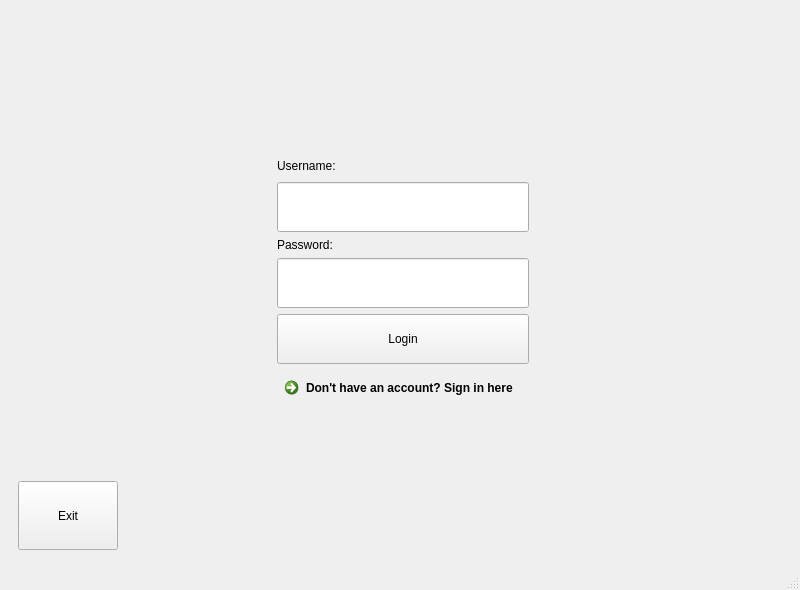
First picture: the form in designerFile.ui, repository zlan4/CMPUT_291_Project_1, before the edit.
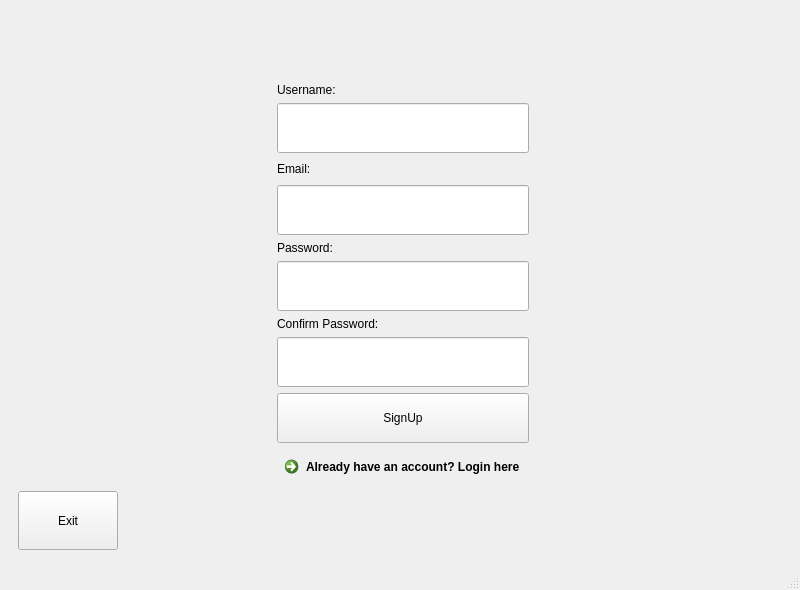
Second picture: the form after the edit. The open tabs and pages were chosen to show the change.

Commit message: Login and signup page updates

Diff of the .ui file:
```diff
--- a/designerFile.ui
+++ b/designerFile.ui
@@ -24,8 +24,8 @@
        <layout class="QVBoxLayout" name="verticalLayout">
         <item>
          <layout class="QGridLayout" name="gridLayout" columnstretch="1,1,1">
-          <item row="5" column="0">
-           <spacer name="horizontalSpacer_3">
+          <item row="7" column="2">
+           <spacer name="horizontalSpacer_6">
             <property name="orientation">
              <enum>Qt::Horizontal</enum>
             </property>
@@ -37,9 +37,35 @@
             </property>
            </spacer>
           </item>
-          <item row="1" column="2">
-           <spacer name="verticalSpacer_8">
+          <item row="4" column="0">
+           <spacer name="horizontalSpacer">
             <property name="orientation">
+             <enum>Qt::Horizontal</enum>
+            </property>
+            <property name="sizeHint" stdset="0">
+             <size>
+              <width>40</width>
+              <height>20</height>
+             </size>
+            </property>
+           </spacer>
+          </item>
+          <item row="6" column="2">
+           <spacer name="horizontalSpacer_4">
+            <property name="orientation">
+             <enum>Qt::Horizontal</enum>
+            </property>
+            <property name="sizeHint" stdset="0">
+             <size>
+              <width>40</width>
+              <height>20</height>
+             </size>
+            </property>
+           </spacer>
+          </item>
+          <item row="9" column="2">
+           <spacer name="verticalSpacer_5">
+            <property name="orientation">
              <enum>Qt::Vertical</enum>
             </property>
             <property name="sizeHint" stdset="0">
@@ -50,9 +76,44 @@
             </property>
            </spacer>
           </item>
-          <item row="8" column="0">
-           <spacer name="verticalSpacer_4">
+          <item row="4" column="1">
+           <widget class="QLineEdit" name="usernameLineEdit">
+            <property name="sizePolicy">
+             <sizepolicy hsizetype="Preferred" vsizetype="Preferred">
+              <horstretch>0</horstretch>
+              <verstretch>0</verstretch>
+             </sizepolicy>
+            </property>
+            <property name="minimumSize">
+             <size>
+              <width>0</width>
+              <height>50</height>
+             </size>
+            </property>
+            <property name="maximumSize">
+             <size>
+              <width>500</width>
+              <height>75</height>
+             </size>
+            </property>
+           </widget>
+          </item>
+          <item row="8" column="2">
+           <spacer name="horizontalSpacer_8">
             <property name="orientation">
+             <enum>Qt::Horizontal</enum>
+            </property>
+            <property name="sizeHint" stdset="0">
+             <size>
+              <width>40</width>
+              <height>20</height>
+             </size>
+            </property>
+           </spacer>
+          </item>
+          <item row="10" column="2">
+           <spacer name="verticalSpacer_6">
+            <property name="orientation">
              <enum>Qt::Vertical</enum>
             </property>
             <property name="sizeHint" stdset="0">
@@ -63,8 +124,21 @@
             </property>
            </spacer>
           </item>
-          <item row="1" column="1">
-           <spacer name="verticalSpacer_2">
+          <item row="7" column="0">
+           <spacer name="horizontalSpacer_5">
+            <property name="orientation">
+             <enum>Qt::Horizontal</enum>
+            </property>
+            <property name="sizeHint" stdset="0">
+             <size>
+              <width>40</width>
+              <height>20</height>
+             </size>
+            </property>
+           </spacer>
+          </item>
+          <item row="10" column="1">
+           <spacer name="verticalSpacer_3">
             <property name="orientation">
              <enum>Qt::Vertical</enum>
             </property>
@@ -89,33 +163,8 @@
             </property>
            </spacer>
           </item>
-          <item row="6" column="1">
-           <widget class="QPushButton" name="pushButton">
-            <property name="sizePolicy">
-             <sizepolicy hsizetype="Preferred" vsizetype="Preferred">
-              <horstretch>0</horstretch>
-              <verstretch>0</verstretch>
-             </sizepolicy>
-            </property>
-            <property name="minimumSize">
-             <size>
-              <width>0</width>
-              <height>50</height>
-             </size>
-            </property>
-            <property name="maximumSize">
-             <size>
-              <width>500</width>
-              <height>75</height>
-             </size>
-            </property>
-            <property name="text">
-             <string>Login</string>
-            </property>
-           </widget>
-          </item>
-          <item row="2" column="0">
-           <spacer name="horizontalSpacer_9">
+          <item row="0" column="2">
+           <spacer name="verticalSpacer_11">
             <property name="orientation">
              <enum>Qt::Horizontal</enum>
             </property>
@@ -127,29 +176,78 @@
             </property>
            </spacer>
           </item>
-          <item row="5" column="1">
-           <widget class="QLineEdit" name="lineEdit">
-            <property name="sizePolicy">
-             <sizepolicy hsizetype="Preferred" vsizetype="Preferred">
-              <horstretch>0</horstretch>
-              <verstretch>0</verstretch>
-             </sizepolicy>
-            </property>
-            <property name="minimumSize">
-             <size>
-              <width>0</width>
-              <height>50</height>
-             </size>
-            </property>
-            <property name="maximumSize">
-             <size>
-              <width>500</width>
-              <height>75</height>
-             </size>
-            </property>
-           </widget>
-          </item>
           <item row="8" column="1">
+           <widget class="QCommandLinkButton" name="goToSignupPage">
+            <property name="text">
+             <string>Don't have an account? Sign up here</string>
+            </property>
+           </widget>
+          </item>
+          <item row="0" column="0">
+           <spacer name="verticalSpacer_10">
+            <property name="orientation">
+             <enum>Qt::Vertical</enum>
+            </property>
+            <property name="sizeHint" stdset="0">
+             <size>
+              <width>20</width>
+              <height>40</height>
+             </size>
+            </property>
+           </spacer>
+          </item>
+          <item row="8" column="0">
+           <spacer name="horizontalSpacer_7">
+            <property name="orientation">
+             <enum>Qt::Horizontal</enum>
+            </property>
+            <property name="sizeHint" stdset="0">
+             <size>
+              <width>40</width>
+              <height>20</height>
+             </size>
+            </property>
+           </spacer>
+          </item>
+          <item row="6" column="1">
+           <widget class="QLineEdit" name="passwordLineEdit">
+            <property name="sizePolicy">
+             <sizepolicy hsizetype="Preferred" vsizetype="Preferred">
+              <horstretch>0</horstretch>
+              <verstretch>0</verstretch>
+             </sizepolicy>
+            </property>
+            <property name="minimumSize">
+             <size>
+              <width>0</width>
+              <height>50</height>
+             </size>
+            </property>
+            <property name="maximumSize">
+             <size>
+              <width>500</width>
+              <height>75</height>
+             </size>
+            </property>
+            <property name="echoMode">
+             <enum>QLineEdit::Password</enum>
+            </property>
+           </widget>
+          </item>
+          <item row="3" column="1">
+           <widget class="QLabel" name="label_2">
+            <property name="maximumSize">
+             <size>
+              <width>500</width>
+              <height>20</height>
+             </size>
+            </property>
+            <property name="text">
+             <string>Username:</string>
+            </property>
+           </widget>
+          </item>
+          <item row="9" column="1">
            <spacer name="verticalSpacer">
             <property name="orientation">
              <enum>Qt::Vertical</enum>
@@ -162,42 +260,7 @@
             </property>
            </spacer>
           </item>
-          <item row="3" column="1">
-           <widget class="QLineEdit" name="lineEdit_2">
-            <property name="sizePolicy">
-             <sizepolicy hsizetype="Preferred" vsizetype="Preferred">
-              <horstretch>0</horstretch>
-              <verstretch>0</verstretch>
-             </sizepolicy>
-            </property>
-            <property name="minimumSize">
-             <size>
-              <width>0</width>
-              <height>50</height>
-             </size>
-            </property>
-            <property name="maximumSize">
-             <size>
-              <width>500</width>
-              <height>75</height>
-             </size>
-            </property>
-           </widget>
-          </item>
-          <item row="9" column="1">
-           <spacer name="verticalSpacer_3">
-            <property name="orientation">
-             <enum>Qt::Vertical</enum>
-            </property>
-            <property name="sizeHint" stdset="0">
-             <size>
-              <width>20</width>
-              <height>40</height>
-             </size>
-            </property>
-           </spacer>
-          </item>
-          <item row="2" column="2">
+          <item row="3" column="2">
            <spacer name="horizontalSpacer_10">
             <property name="orientation">
              <enum>Qt::Horizontal</enum>
@@ -210,46 +273,7 @@
             </property>
            </spacer>
           </item>
-          <item row="5" column="2">
-           <spacer name="horizontalSpacer_4">
-            <property name="orientation">
-             <enum>Qt::Horizontal</enum>
-            </property>
-            <property name="sizeHint" stdset="0">
-             <size>
-              <width>40</width>
-              <height>20</height>
-             </size>
-            </property>
-           </spacer>
-          </item>
-          <item row="3" column="2">
-           <spacer name="horizontalSpacer_2">
-            <property name="orientation">
-             <enum>Qt::Horizontal</enum>
-            </property>
-            <property name="sizeHint" stdset="0">
-             <size>
-              <width>40</width>
-              <height>20</height>
-             </size>
-            </property>
-           </spacer>
-          </item>
-          <item row="7" column="0">
-           <spacer name="horizontalSpacer_7">
-            <property name="orientation">
-             <enum>Qt::Horizontal</enum>
-            </property>
-            <property name="sizeHint" stdset="0">
-             <size>
-              <width>40</width>
-              <height>20</height>
-             </size>
-            </property>
-           </spacer>
-          </item>
-          <item row="4" column="1">
+          <item row="5" column="1">
            <widget class="QLabel" name="label">
             <property name="maximumSize">
              <size>
@@ -262,34 +286,21 @@
             </property>
            </widget>
           </item>
-          <item row="6" column="2">
-           <spacer name="horizontalSpacer_6">
+          <item row="1" column="2">
+           <spacer name="verticalSpacer_8">
             <property name="orientation">
              <enum>Qt::Horizontal</enum>
             </property>
             <property name="sizeHint" stdset="0">
              <size>
-              <width>40</width>
-              <height>20</height>
-             </size>
-            </property>
-           </spacer>
-          </item>
-          <item row="7" column="2">
-           <spacer name="horizontalSpacer_8">
-            <property name="orientation">
-             <enum>Qt::Horizontal</enum>
-            </property>
-            <property name="sizeHint" stdset="0">
-             <size>
-              <width>40</width>
-              <height>20</height>
+              <width>20</width>
+              <height>40</height>
              </size>
             </property>
            </spacer>
           </item>
           <item row="3" column="0">
-           <spacer name="horizontalSpacer">
+           <spacer name="horizontalSpacer_9">
             <property name="orientation">
              <enum>Qt::Horizontal</enum>
             </property>
@@ -301,15 +312,21 @@
             </property>
            </spacer>
           </item>
-          <item row="7" column="1">
-           <widget class="QCommandLinkButton" name="commandLinkButton">
-            <property name="text">
-             <string>Don't have an account? Sign in here</string>
+          <item row="4" column="2">
+           <spacer name="horizontalSpacer_2">
+            <property name="orientation">
+             <enum>Qt::Horizontal</enum>
             </property>
-           </widget>
+            <property name="sizeHint" stdset="0">
+             <size>
+              <width>40</width>
+              <height>20</height>
+             </size>
+            </property>
+           </spacer>
           </item>
-          <item row="2" column="1">
-           <widget class="QLabel" name="label_2">
+          <item row="10" column="0">
+           <widget class="QPushButton" name="exitButton">
             <property name="maximumSize">
              <size>
               <width>500</width>
@@ -321,21 +338,219 @@
             </property>
            </widget>
           </item>
-          <item row="6" column="0">
-           <spacer name="horizontalSpacer_5">
-            <property name="orientation">
-             <enum>Qt::Horizontal</enum>
-            </property>
-            <property name="sizeHint" stdset="0">
-             <size>
-              <width>40</width>
-              <height>20</height>
-             </size>
-            </property>
-           </spacer>
-          </item>
           <item row="9" column="0">
-           <widget class="QPushButton" name="pushButton_2">
+           <spacer name="verticalSpacer_4">
+            <property name="orientation">
+             <enum>Qt::Vertical</enum>
+            </property>
+            <property name="sizeHint" stdset="0">
+             <size>
+              <width>20</width>
+              <height>40</height>
+             </size>
+            </property>
+           </spacer>
+          </item>
+          <item row="7" column="1">
+           <widget class="QPushButton" name="loginButton">
+            <property name="sizePolicy">
+             <sizepolicy hsizetype="Preferred" vsizetype="Preferred">
+              <horstretch>0</horstretch>
+              <verstretch>0</verstretch>
+             </sizepolicy>
+            </property>
+            <property name="minimumSize">
+             <size>
+              <width>0</width>
+              <height>50</height>
+             </size>
+            </property>
+            <property name="maximumSize">
+             <size>
+              <width>500</width>
+              <height>75</height>
+             </size>
+            </property>
+            <property name="text">
+             <string>Login</string>
+            </property>
+           </widget>
+          </item>
+          <item row="6" column="0">
+           <spacer name="horizontalSpacer_3">
+            <property name="orientation">
+             <enum>Qt::Horizontal</enum>
+            </property>
+            <property name="sizeHint" stdset="0">
+             <size>
+              <width>40</width>
+              <height>20</height>
+             </size>
+            </property>
+           </spacer>
+          </item>
+          <item row="0" column="1">
+           <spacer name="verticalSpacer_2">
+            <property name="orientation">
+             <enum>Qt::Vertical</enum>
+            </property>
+            <property name="sizeHint" stdset="0">
+             <size>
+              <width>20</width>
+              <height>40</height>
+             </size>
+            </property>
+           </spacer>
+          </item>
+          <item row="1" column="1">
+           <widget class="QLabel" name="loginErrorLabel">
+            <property name="styleSheet">
+             <string notr="true">QLabel {color: red}</string>
+            </property>
+            <property name="text">
+             <string/>
+            </property>
+           </widget>
+          </item>
+         </layout>
+        </item>
+       </layout>
+      </widget>
+      <widget class="QWidget" name="signupPage">
+       <layout class="QVBoxLayout" name="verticalLayout_3">
+        <item>
+         <layout class="QGridLayout" name="gridLayout_2" columnstretch="1,1,1">
+          <item row="11" column="1">
+           <widget class="QCommandLinkButton" name="goToLoginPage">
+            <property name="text">
+             <string>Already have an account? Login here</string>
+            </property>
+           </widget>
+          </item>
+          <item row="3" column="0">
+           <spacer name="horizontalSpacer_12">
+            <property name="orientation">
+             <enum>Qt::Horizontal</enum>
+            </property>
+            <property name="sizeHint" stdset="0">
+             <size>
+              <width>40</width>
+              <height>20</height>
+             </size>
+            </property>
+           </spacer>
+          </item>
+          <item row="12" column="2">
+           <spacer name="verticalSpacer_19">
+            <property name="orientation">
+             <enum>Qt::Vertical</enum>
+            </property>
+            <property name="sizeHint" stdset="0">
+             <size>
+              <width>20</width>
+              <height>40</height>
+             </size>
+            </property>
+           </spacer>
+          </item>
+          <item row="6" column="0">
+           <spacer name="horizontalSpacer_11">
+            <property name="orientation">
+             <enum>Qt::Horizontal</enum>
+            </property>
+            <property name="sizeHint" stdset="0">
+             <size>
+              <width>40</width>
+              <height>20</height>
+             </size>
+            </property>
+           </spacer>
+          </item>
+          <item row="2" column="1">
+           <widget class="QLineEdit" name="signupUsernameLineEdit">
+            <property name="sizePolicy">
+             <sizepolicy hsizetype="Preferred" vsizetype="Preferred">
+              <horstretch>0</horstretch>
+              <verstretch>0</verstretch>
+             </sizepolicy>
+            </property>
+            <property name="minimumSize">
+             <size>
+              <width>0</width>
+              <height>50</height>
+             </size>
+            </property>
+            <property name="maximumSize">
+             <size>
+              <width>500</width>
+              <height>75</height>
+             </size>
+            </property>
+           </widget>
+          </item>
+          <item row="3" column="1">
+           <widget class="QLabel" name="label_4">
+            <property name="maximumSize">
+             <size>
+              <width>500</width>
+              <height>20</height>
+             </size>
+            </property>
+            <property name="text">
+             <string>Email:</string>
+            </property>
+           </widget>
+          </item>
+          <item row="1" column="1">
+           <widget class="QLabel" name="label_5">
+            <property name="maximumSize">
+             <size>
+              <width>500</width>
+              <height>20</height>
+             </size>
+            </property>
+            <property name="text">
+             <string>Username:</string>
+            </property>
+           </widget>
+          </item>
+          <item row="12" column="1">
+           <spacer name="verticalSpacer_17">
+            <property name="orientation">
+             <enum>Qt::Vertical</enum>
+            </property>
+            <property name="sizeHint" stdset="0">
+             <size>
+              <width>20</width>
+              <height>40</height>
+             </size>
+            </property>
+           </spacer>
+          </item>
+          <item row="4" column="1">
+           <widget class="QLineEdit" name="signupEmailLineEdit">
+            <property name="sizePolicy">
+             <sizepolicy hsizetype="Preferred" vsizetype="Preferred">
+              <horstretch>0</horstretch>
+              <verstretch>0</verstretch>
+             </sizepolicy>
+            </property>
+            <property name="minimumSize">
+             <size>
+              <width>0</width>
+              <height>50</height>
+             </size>
+            </property>
+            <property name="maximumSize">
+             <size>
+              <width>500</width>
+              <height>75</height>
+             </size>
+            </property>
+           </widget>
+          </item>
+          <item row="12" column="0">
+           <widget class="QPushButton" name="signupExitButton">
             <property name="maximumSize">
              <size>
               <width>100</width>
@@ -347,47 +562,85 @@
             </property>
            </widget>
           </item>
-          <item row="8" column="2">
-           <spacer name="verticalSpacer_5">
+          <item row="6" column="2">
+           <spacer name="horizontalSpacer_14">
             <property name="orientation">
-             <enum>Qt::Vertical</enum>
+             <enum>Qt::Horizontal</enum>
             </property>
             <property name="sizeHint" stdset="0">
              <size>
-              <width>20</width>
-              <height>40</height>
+              <width>40</width>
+              <height>20</height>
              </size>
             </property>
            </spacer>
           </item>
-          <item row="9" column="2">
-           <spacer name="verticalSpacer_6">
+          <item row="3" column="2">
+           <spacer name="horizontalSpacer_13">
             <property name="orientation">
-             <enum>Qt::Vertical</enum>
+             <enum>Qt::Horizontal</enum>
             </property>
             <property name="sizeHint" stdset="0">
              <size>
-              <width>20</width>
-              <height>40</height>
+              <width>40</width>
+              <height>20</height>
              </size>
             </property>
            </spacer>
           </item>
-          <item row="0" column="1">
-           <spacer name="verticalSpacer_9">
+          <item row="2" column="2">
+           <spacer name="horizontalSpacer_18">
             <property name="orientation">
-             <enum>Qt::Vertical</enum>
+             <enum>Qt::Horizontal</enum>
             </property>
             <property name="sizeHint" stdset="0">
              <size>
-              <width>20</width>
-              <height>40</height>
+              <width>40</width>
+              <height>20</height>
+             </size>
+            </property>
+           </spacer>
+          </item>
+          <item row="6" column="1">
+           <widget class="QLineEdit" name="signupPasswordLineEdit">
+            <property name="sizePolicy">
+             <sizepolicy hsizetype="Preferred" vsizetype="Preferred">
+              <horstretch>0</horstretch>
+              <verstretch>0</verstretch>
+             </sizepolicy>
+            </property>
+            <property name="minimumSize">
+             <size>
+              <width>0</width>
+              <height>50</height>
+             </size>
+            </property>
+            <property name="maximumSize">
+             <size>
+              <width>500</width>
+              <height>75</height>
+             </size>
+            </property>
+            <property name="echoMode">
+             <enum>QLineEdit::Password</enum>
+            </property>
+           </widget>
+          </item>
+          <item row="4" column="0">
+           <spacer name="horizontalSpacer_19">
+            <property name="orientation">
+             <enum>Qt::Horizontal</enum>
+            </property>
+            <property name="sizeHint" stdset="0">
+             <size>
+              <width>40</width>
+              <height>20</height>
              </size>
             </property>
            </spacer>
           </item>
           <item row="0" column="0">
-           <spacer name="verticalSpacer_10">
+           <spacer name="verticalSpacer_21">
             <property name="orientation">
              <enum>Qt::Vertical</enum>
             </property>
@@ -400,7 +653,7 @@
            </spacer>
           </item>
           <item row="0" column="2">
-           <spacer name="verticalSpacer_11">
+           <spacer name="verticalSpacer_22">
             <property name="orientation">
              <enum>Qt::Vertical</enum>
             </property>
@@ -412,6 +665,138 @@
             </property>
            </spacer>
           </item>
+          <item row="5" column="1">
+           <widget class="QLabel" name="label_3">
+            <property name="maximumSize">
+             <size>
+              <width>500</width>
+              <height>20</height>
+             </size>
+            </property>
+            <property name="text">
+             <string>Password:</string>
+            </property>
+           </widget>
+          </item>
+          <item row="4" column="2">
+           <spacer name="horizontalSpacer_15">
+            <property name="orientation">
+             <enum>Qt::Horizontal</enum>
+            </property>
+            <property name="sizeHint" stdset="0">
+             <size>
+              <width>40</width>
+              <height>20</height>
+             </size>
+            </property>
+           </spacer>
+          </item>
+          <item row="2" column="0">
+           <spacer name="horizontalSpacer_16">
+            <property name="orientation">
+             <enum>Qt::Horizontal</enum>
+            </property>
+            <property name="sizeHint" stdset="0">
+             <size>
+              <width>40</width>
+              <height>20</height>
+             </size>
+            </property>
+           </spacer>
+          </item>
+          <item row="9" column="1">
+           <widget class="QLineEdit" name="signupConfirmPasswordLineEdit">
+            <property name="sizePolicy">
+             <sizepolicy hsizetype="Preferred" vsizetype="Preferred">
+              <horstretch>0</horstretch>
+              <verstretch>0</verstretch>
+             </sizepolicy>
+            </property>
+            <property name="minimumSize">
+             <size>
+              <width>0</width>
+              <height>50</height>
+             </size>
+            </property>
+            <property name="maximumSize">
+             <size>
+              <width>500</width>
+              <height>75</height>
+             </size>
+            </property>
+            <property name="echoMode">
+             <enum>QLineEdit::Password</enum>
+            </property>
+           </widget>
+          </item>
+          <item row="10" column="1">
+           <widget class="QPushButton" name="signupButton">
+            <property name="sizePolicy">
+             <sizepolicy hsizetype="Preferred" vsizetype="Preferred">
+              <horstretch>0</horstretch>
+              <verstretch>0</verstretch>
+             </sizepolicy>
+            </property>
+            <property name="minimumSize">
+             <size>
+              <width>0</width>
+              <height>50</height>
+             </size>
+            </property>
+            <property name="maximumSize">
+             <size>
+              <width>500</width>
+              <height>75</height>
+             </size>
+            </property>
+            <property name="text">
+             <string>SignUp</string>
+            </property>
+           </widget>
+          </item>
+          <item row="10" column="0">
+           <spacer name="horizontalSpacer_20">
+            <property name="orientation">
+             <enum>Qt::Horizontal</enum>
+            </property>
+            <property name="sizeHint" stdset="0">
+             <size>
+              <width>40</width>
+              <height>20</height>
+             </size>
+            </property>
+           </spacer>
+          </item>
+          <item row="10" column="2">
+           <spacer name="horizontalSpacer_17">
+            <property name="orientation">
+             <enum>Qt::Horizontal</enum>
+            </property>
+            <property name="sizeHint" stdset="0">
+             <size>
+              <width>40</width>
+              <height>20</height>
+             </size>
+            </property>
+           </spacer>
+          </item>
+          <item row="7" column="1">
+           <widget class="QLabel" name="confirmPasswordLabel">
+            <property name="text">
+             <string>Confirm Password:</string>
+            </property>
+           </widget>
+          </item>
+          <item row="0" column="1">
+           <widget class="QLabel" name="signupErrorLabel">
+            <property name="styleSheet">
+             <string notr="true">QLabel {color: red}</string>
+            </property>
+            <property name="text">
+             <string/>
+            </property>
+           </widget>
+          </item>
          </layout>
         </item>
        </layout>
```
Left out of the diff: 18 changed lines with no effect on the pictures. The commit also changes 3 other files.
